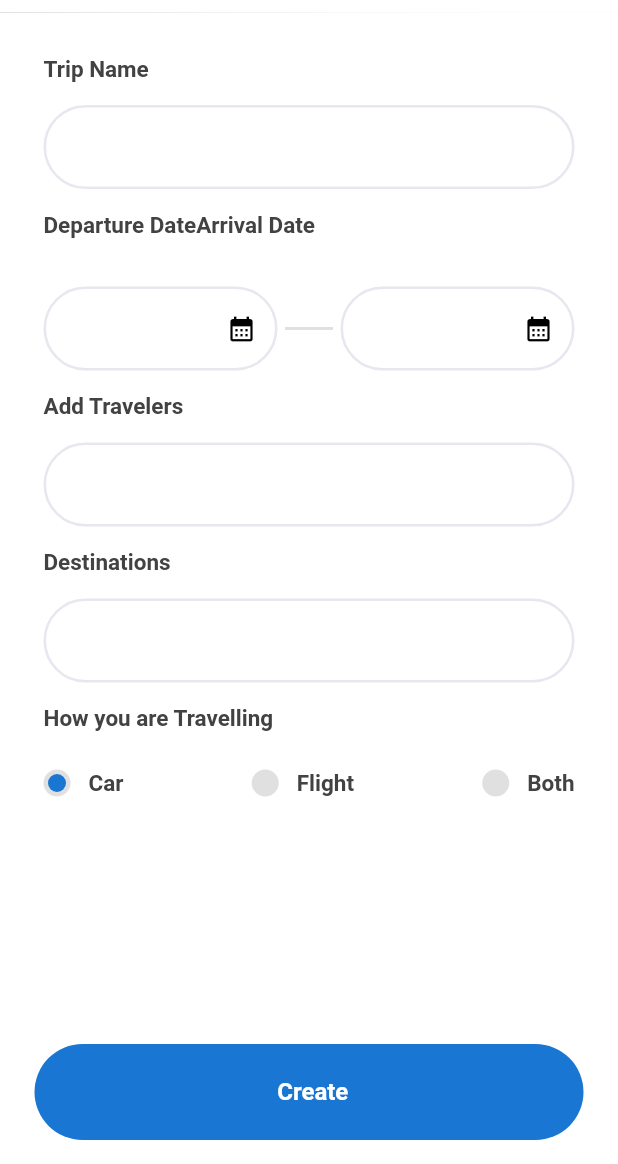
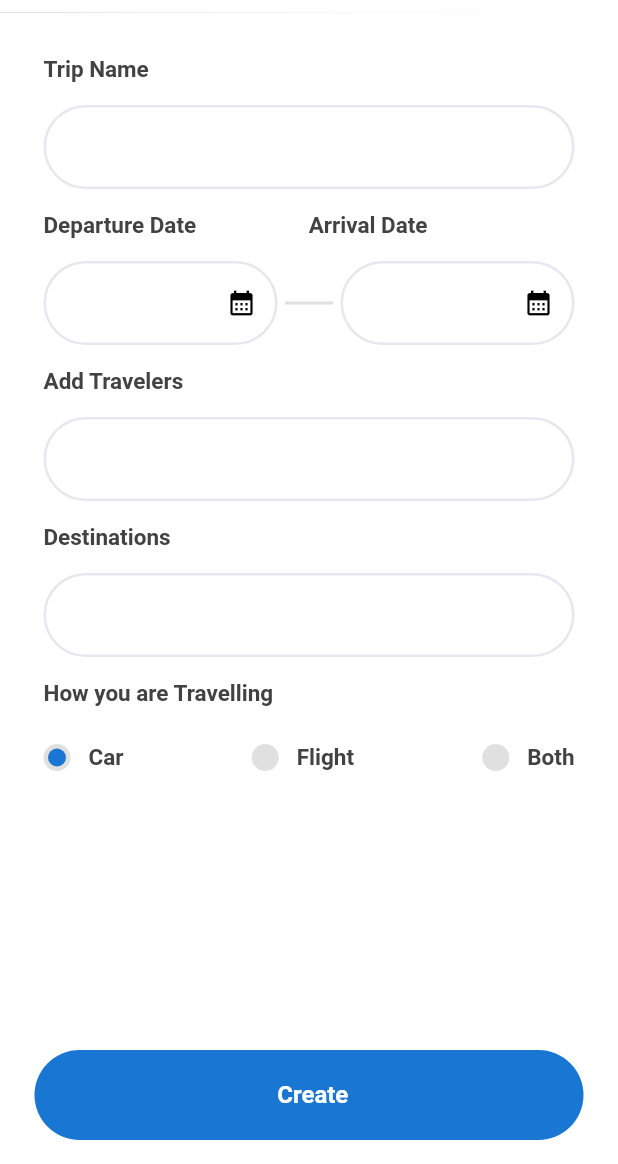
Before and after one commit to munir343434/plan_together-main2, a Flutter app: the CreateTrip screen opened directly, after a tap on "Simple Trip", on a phone screen of 412 x 824 dp, the part 72-1236 px from its top. Run offline on Flutter 3.47's test engine with Material 2 defaults, Android fonts, the phone set to English and light mode, and no system bars; our stand-ins replace flutter_screenutil, get; missing offline and left inert: flutter_image_stack.

Commit message:
19-06-2023

```diff
--- a/lib/views/Profile_screen.dart
+++ b/lib/views/Profile_screen.dart
@@ -111,7 +111,7 @@ class _ProfileScreenState extends State<ProfileScreen> with TickerProviderStateM
                       children: [
                         Expanded(
                           child: MainButton(
-                            height: 50,
+                            height: 45,
                             color: GlobalColors.primaryColor,
                             text: "Follow",
                             textColor: Colors.white,
@@ -122,7 +122,7 @@ class _ProfileScreenState extends State<ProfileScreen> with TickerProviderStateM
                         SizedBox(width: 6),
                         Expanded(
                           child: MainButton(
-                            height: 50,
+                            height: 45,
                             color: GlobalColors.plusButton,
                             text: "Message",
                             textColor: Colors.white,
--- a/lib/views/chat_screen.dart
+++ b/lib/views/chat_screen.dart
@@ -130,16 +130,12 @@ class _ChatScreenState extends State<ChatScreen> {
             ),
             Divider(thickness: 0.5,),
             Padding(
-              padding: const EdgeInsets.only(left: 14,right: 16,top: 5),
+              padding: const EdgeInsets.only(left: 14,right: 16,top: 5,bottom: 10),
               child: Column(children: [
                 Align(
                   alignment: Alignment.bottomCenter,
                   child: Row(
                       children:[
-                        Image.asset("assets/icons/attach.png",height: 30,width: 30,),
-                        SizedBox(
-                          width: 16,
-                        ),
                         Expanded(
                           child: textField(
                               text: "Type a message",
--- a/lib/views/create_trip.dart
+++ b/lib/views/create_trip.dart
@@ -18,7 +18,7 @@ class CreateTrip extends StatelessWidget {
   Widget build(BuildContext context) {
     return Scaffold(
         backgroundColor: Colors.white,
-        appBar: CustomAppBar(title: 'Create Trip', onBackButtonPressed: () {  }, onMoreButtonPressed: () {  },),
+        appBar: CustomAppBar(title: 'Create Trip', onBackButtonPressed: () {Navigator.pop(context); }, onMoreButtonPressed: () {  },),
         body: Padding(
           padding: EdgeInsets.symmetric(horizontal: 19.sp),
           child: Column(
@@ -30,7 +30,6 @@ class CreateTrip extends StatelessWidget {
                   Get.to(CreateTrip2());
                 },
                 child: MainButton(
-                    height: 64.sp,
                     textFont: FontWeight.w700,
                     textSize: 16.sp,
                     color: GlobalColors.primaryColor,
@@ -48,7 +47,6 @@ class CreateTrip extends StatelessWidget {
                   Get.to(CreateTrip2());
                 },
                 child: MainButton(
-                    height: 64.sp,
                     textFont: FontWeight.w700,
                     textSize: 16.sp,
                     color: GlobalColors.primaryColor,
--- a/lib/views/create_trip2.dart
+++ b/lib/views/create_trip2.dart
@@ -91,7 +91,7 @@ class _CreateTrip2State extends State<CreateTrip2> {
                         color: Color(0xff424242),
                         fontWeight: FontWeight.w600),
                     SizedBox(
-                      height: 50,
+                      width: 75,
                     ),
                     TextWidget(
                         text: "Arrival Date",
@@ -100,7 +100,7 @@ class _CreateTrip2State extends State<CreateTrip2> {
                         fontWeight: FontWeight.w600),
                   ],
                 ),
-
+               SizedBox(height: 15,),
                 Row(
                   mainAxisAlignment: MainAxisAlignment.spaceBetween,
                   crossAxisAlignment: CrossAxisAlignment.center,
@@ -286,7 +286,6 @@ class _CreateTrip2State extends State<CreateTrip2> {
             Get.offAll(BottomTabs());
           },
           child: MainButton(
-              height: 64,
               color: GlobalColors.primaryColor,
               text: "Create",
               textColor: GlobalColors.whiteColor,
--- a/lib/views/home_screen.dart
+++ b/lib/views/home_screen.dart
@@ -54,7 +54,6 @@ class _HomeScreenState extends State<HomeScreen> {
               children: [
                 welcomeWidget(headingText: "Plan Together",subheading: "Build your own Vacation or Trip."),
                 MainButton(
-                    height: 64,
                     color: GlobalColors.primaryColor,
                     text: "Start Building my Trip",
                     textFont: FontWeight.w700,
--- a/lib/views/login_screen.dart
+++ b/lib/views/login_screen.dart
@@ -75,7 +75,6 @@ class LoginScreen extends StatelessWidget {
                               builder: (context) => const BottomTabs(),
                             )),
                         child:  MainButton(
-                            height: 64.sp,
                             textFont: FontWeight.w700,
                             textSize: 16.sp,
                             color: GlobalColors.primaryColor,
@@ -111,7 +110,7 @@ class LoginScreen extends StatelessWidget {
                         ),
                       ),
                       MainButton(
-                            height: 64.sp,
+
                             textFont: FontWeight.w700,
                             textSize: 16.sp,
                             icon: google,
--- a/lib/views/rating_for_trip.dart
+++ b/lib/views/rating_for_trip.dart
@@ -158,7 +158,6 @@ class _TripRatingScreenState extends State<TripRatingScreen> {
       bottomNavigationBar: Padding(
         padding: const EdgeInsets.all(20),
         child: MainButton(
-            height: 64,
             color: GlobalColors.primaryColor,
             text: "Post Experience",
             textColor: Colors.white,
--- a/lib/views/signup_screen.dart
+++ b/lib/views/signup_screen.dart
@@ -68,7 +68,6 @@ class SignupScreen extends StatelessWidget {
                               builder: (context) => const LoginScreen(),
                             )),
                         child: MainButton(
-                            height: 64.sp,
                             textFont: FontWeight.w700,
                             textSize: 16.sp,
                             color: GlobalColors.primaryColor,
--- a/lib/views/splash_screen.dart
+++ b/lib/views/splash_screen.dart
@@ -59,7 +59,7 @@ class SplashScreen extends StatelessWidget {
                     builder: (context) => const LoginScreen(),
                   )),
               child: MainButton(
-                            height: 60.sp,
+
                             textFont: FontWeight.w700,
                             textSize: 16.sp,
                             color: GlobalColors.primaryColor,
@@ -78,7 +78,7 @@ class SplashScreen extends StatelessWidget {
                     builder: (context) => const LoginScreen(),
                   )),
               child: MainButton(
-                            height: 60.sp,
+
                             textFont: FontWeight.w700,
                             textSize: 16.sp,
                             border: Border.all(color: GlobalColors.border),
--- a/lib/views/unique_trip_screen.dart
+++ b/lib/views/unique_trip_screen.dart
@@ -155,7 +155,7 @@ class UniqueTrip extends StatelessWidget {
                   SizedBox(
                     height: 30.sp,
                   ),
-                  MainButton(height: 64,
+                  MainButton(
                       color: GlobalColors.primaryColor,
                       text: "Add Things to do",
                       textColor: Colors.white,
@@ -233,7 +233,7 @@ class UniqueTrip extends StatelessWidget {
             bottomContainer(image: delete, color: Color(0xffFF3333)),
             MainButton(
                 width: 158,
-                height: 56,
+                height: 50,
                 color: Color(0xffC1C1C1),
                 text: "Save",
                 textColor: Colors.white,
--- a/lib/widgets/alert_dialog.dart
+++ b/lib/widgets/alert_dialog.dart
@@ -76,7 +76,7 @@ class CustomAlertDialog extends StatelessWidget {
         Padding(
           padding: const EdgeInsets.only(bottom: 15),
           child: MainButton(
-              height: 58,
+              height: 50,
               color: GlobalColors.primaryColor,
               text: "Add",
               textColor: Colors.white,
--- a/lib/widgets/budget_module.dart
+++ b/lib/widgets/budget_module.dart
@@ -15,7 +15,7 @@ class BudgetModule extends StatelessWidget {
         crossAxisAlignment: CrossAxisAlignment.center,
         children: [
           MainButton(
-              height: 58,
+              height: 50,
               color: GlobalColors.primaryColor,
               text: "Add Expense",
               textColor: Colors.white,
--- a/lib/widgets/get_textfield.dart
+++ b/lib/widgets/get_textfield.dart
@@ -8,7 +8,7 @@ Widget getTextField(
     String? label,
     String? image,
     IconData? iconData,
-    double height = 64,
+    double height = 60,
       int maxline=1,
       double? contentPadding,
       double?borderRadius,
--- a/lib/widgets/mainButton.dart
+++ b/lib/widgets/mainButton.dart
@@ -18,7 +18,7 @@ class MainButton extends StatefulWidget {
 
   MainButton(
       {Key? key,
-      required this.height,
+   this.height=60,
       this.width,
       required this.color,
       required this.text,
```
